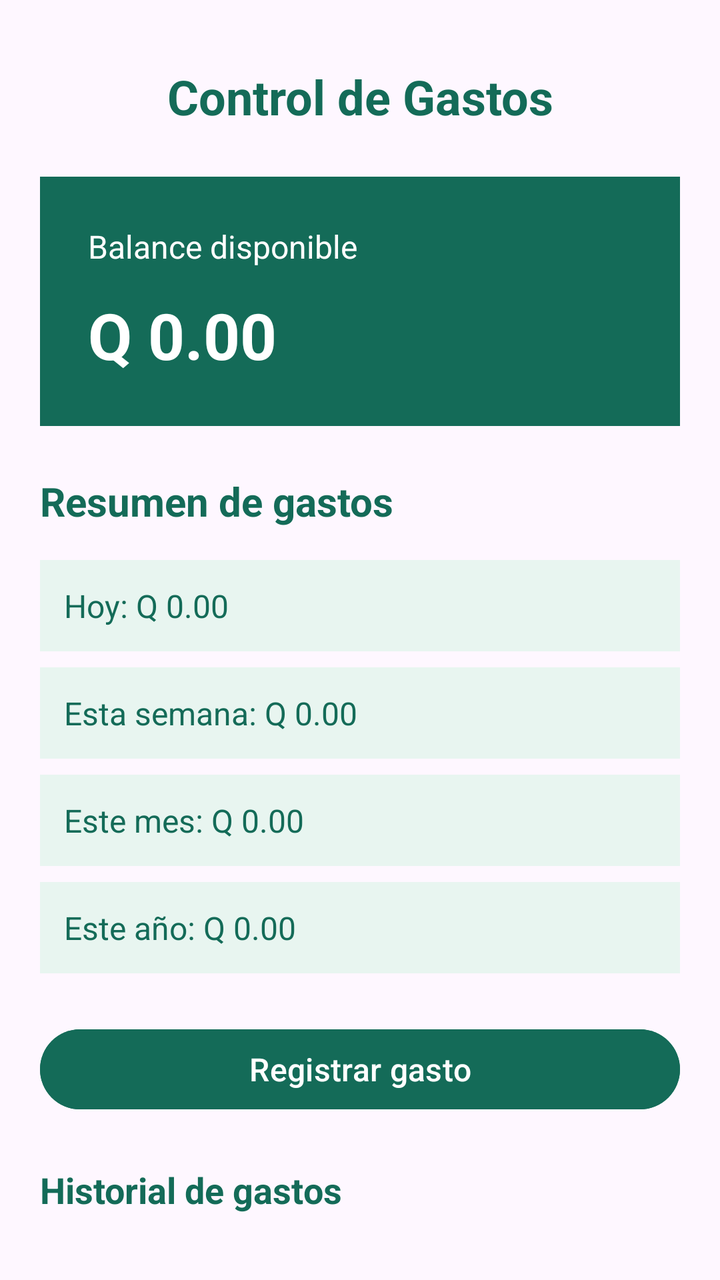
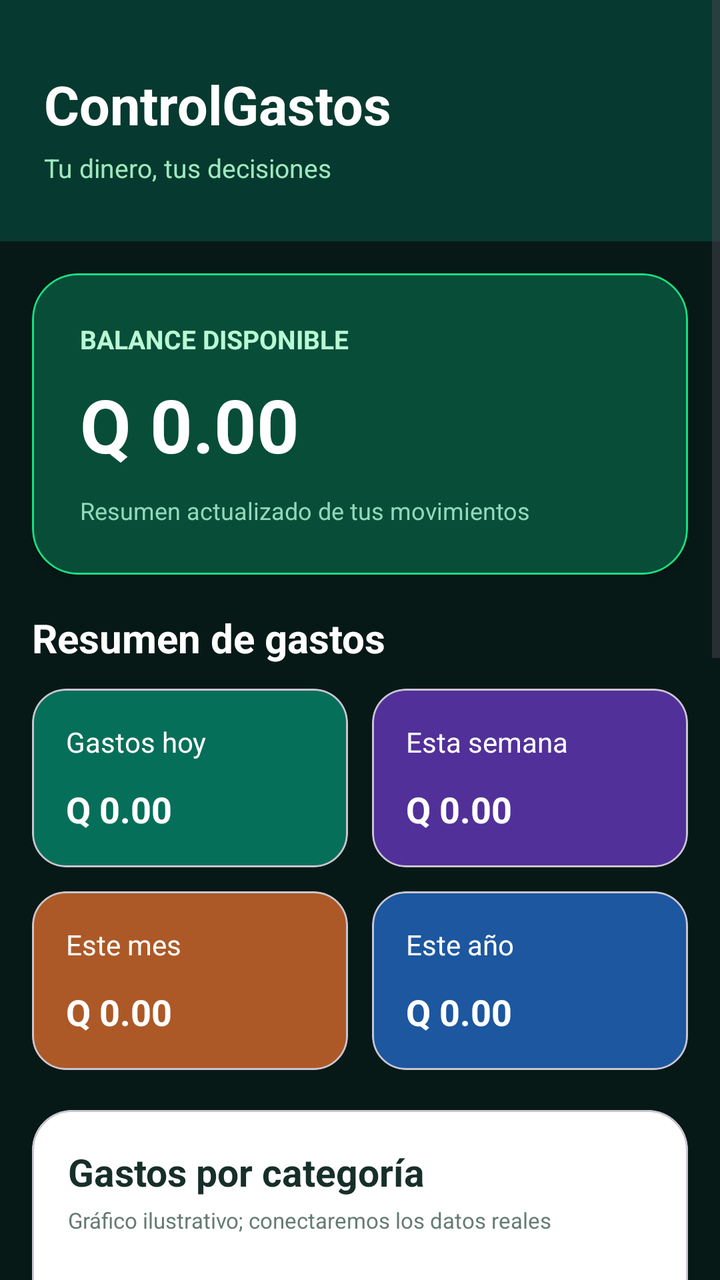

The first picture is an Android layout as it rendered before a commit; the second is the same layout after the commit. The layout source and the unified diff follow.
<!-- AndroidManifest.xml: application theme Theme.ControlGastos -->
<!-- res/layout/activity_main.xml -->
<?xml version="1.0" encoding="utf-8"?>
<androidx.constraintlayout.widget.ConstraintLayout xmlns:android="http://schemas.android.com/apk/res/android"
    xmlns:app="http://schemas.android.com/apk/res-auto"
    xmlns:tools="http://schemas.android.com/tools"
    android:id="@+id/main"
    android:layout_width="match_parent"
    android:layout_height="match_parent"
    tools:context=".MainActivity">


    <TextView
        android:id="@+id/tituloGastos"
        android:layout_width="wrap_content"
        android:layout_height="wrap_content"
        android:layout_marginTop="32dp"
        android:text="Control de Gastos"
        android:textColor="#146B58"
        android:textSize="24sp"
        android:textStyle="bold"
        app:layout_constraintEnd_toEndOf="parent"
        app:layout_constraintStart_toStartOf="parent"
        app:layout_constraintTop_toTopOf="parent" />



    <LinearLayout
        android:id="@+id/tarjetaBalance"
        android:layout_width="0dp"
        android:layout_height="wrap_content"
        android:layout_marginStart="20dp"
        android:layout_marginEnd="20dp"
        android:layout_marginTop="24dp"
        android:background="#146B58"
        android:orientation="vertical"
        android:padding="24dp"
        app:layout_constraintTop_toBottomOf="@id/tituloGastos"
        app:layout_constraintStart_toStartOf="parent"
        app:layout_constraintEnd_toEndOf="parent">

        <TextView
            android:layout_width="wrap_content"
            android:layout_height="wrap_content"
            android:text="Balance disponible"
            android:textColor="#FFFFFF"
            android:textSize="16sp" />

        <TextView
            android:id="@+id/txtBalance"
            android:layout_width="wrap_content"
            android:layout_height="wrap_content"
            android:layout_marginTop="12dp"
            android:text="Q 0.00"
            android:textColor="#FFFFFF"
            android:textSize="32sp"
            android:textStyle="bold" />

    </LinearLayout>

    <LinearLayout
        android:id="@+id/resumenGastos"
        android:layout_width="0dp"
        android:layout_height="wrap_content"
        android:layout_marginStart="20dp"
        android:layout_marginEnd="20dp"
        android:layout_marginTop="24dp"
        android:orientation="vertical"
        app:layout_constraintTop_toBottomOf="@id/tarjetaBalance"
        app:layout_constraintStart_toStartOf="parent"
        app:layout_constraintEnd_toEndOf="parent">

        <TextView
            android:layout_width="wrap_content"
            android:layout_height="wrap_content"
            android:text="Resumen de gastos"
            android:textColor="#146B58"
            android:textSize="20sp"
            android:textStyle="bold" />

        <TextView
            android:id="@+id/txtGastosHoy"
            android:layout_width="match_parent"
            android:layout_height="wrap_content"
            android:layout_marginTop="16dp"
            android:padding="12dp"
            android:background="#E8F5F0"
            android:text="Hoy: Q 0.00"
            android:textColor="#146B58"
            android:textSize="16sp" />

        <TextView
            android:id="@+id/txtGastosSemana"
            android:layout_width="match_parent"
            android:layout_height="wrap_content"
            android:layout_marginTop="8dp"
            android:padding="12dp"
            android:background="#E8F5F0"
            android:text="Esta semana: Q 0.00"
            android:textColor="#146B58"
            android:textSize="16sp" />

        <TextView
            android:id="@+id/txtGastosMes"
            android:layout_width="match_parent"
            android:layout_height="wrap_content"
            android:layout_marginTop="8dp"
            android:padding="12dp"
            android:background="#E8F5F0"
            android:text="Este mes: Q 0.00"
            android:textColor="#146B58"
            android:textSize="16sp" />

        <TextView
            android:id="@+id/txtGastosAnio"
            android:layout_width="match_parent"
            android:layout_height="wrap_content"
            android:layout_marginTop="8dp"
            android:padding="12dp"
            android:background="#E8F5F0"
            android:text="Este año: Q 0.00"
            android:textColor="#146B58"
            android:textSize="16sp" />

    </LinearLayout>


    <Button
        android:id="@+id/btnRegistrarGasto"
        android:layout_width="0dp"
        android:layout_height="wrap_content"
        android:layout_marginStart="20dp"
        android:layout_marginEnd="20dp"
        android:layout_marginTop="24dp"
        android:text="Registrar gasto"
        android:textAllCaps="false"
        android:textSize="16sp"
        android:backgroundTint="#146B58"
        app:layout_constraintTop_toBottomOf="@id/resumenGastos"
        app:layout_constraintStart_toStartOf="parent"
        app:layout_constraintEnd_toEndOf="parent" />
    <TextView
        android:id="@+id/tituloHistorial"
        android:layout_width="0dp"
        android:layout_height="wrap_content"
        android:layout_marginStart="20dp"
        android:layout_marginEnd="20dp"
        android:layout_marginTop="24dp"
        android:text="Historial de gastos"
        android:textSize="18sp"
        android:textStyle="bold"
        android:textColor="#146B58"
        app:layout_constraintTop_toBottomOf="@id/btnRegistrarGasto"
        app:layout_constraintStart_toStartOf="parent"
        app:layout_constraintEnd_toEndOf="parent" />

    <ListView
        android:id="@+id/listaGastos"
        android:layout_width="0dp"
        android:layout_height="0dp"
        android:layout_marginStart="20dp"
        android:layout_marginEnd="20dp"
        android:layout_marginTop="12dp"
        android:layout_marginBottom="16dp"
        app:layout_constraintTop_toBottomOf="@id/tituloHistorial"
        app:layout_constraintBottom_toBottomOf="parent"
        app:layout_constraintStart_toStartOf="parent"
        app:layout_constraintEnd_toEndOf="parent" />

</androidx.constraintlayout.widget.ConstraintLayout>
<!-- resources referenced by this layout -->
<resources>
  <style name="Theme.ControlGastos" parent="Base.Theme.ControlGastos" />
  <style name="Base.Theme.ControlGastos" parent="Theme.Material3.DayNight.NoActionBar">
          
          
      </style>
</resources>

<!-- the commit's change to res/layout/activity_main.xml (unified diff, before → after) -->
@@ -1,168 +1,276 @@
 <?xml version="1.0" encoding="utf-8"?>
-<androidx.constraintlayout.widget.ConstraintLayout xmlns:android="http://schemas.android.com/apk/res/android"
+<ScrollView xmlns:android="http://schemas.android.com/apk/res/android"
     xmlns:app="http://schemas.android.com/apk/res-auto"
-    xmlns:tools="http://schemas.android.com/tools"
     android:id="@+id/main"
     android:layout_width="match_parent"
     android:layout_height="match_parent"
-    tools:context=".MainActivity">
-
-
-    <TextView
-        android:id="@+id/tituloGastos"
-        android:layout_width="wrap_content"
+    android:background="#061916"
+    android:fillViewport="true">
+    <LinearLayout
+        android:layout_width="match_parent"
         android:layout_height="wrap_content"
-        android:layout_marginTop="32dp"
-        android:text="Control de Gastos"
-        android:textColor="#146B58"
-        android:textSize="24sp"
-        android:textStyle="bold"
-        app:layout_constraintEnd_toEndOf="parent"
-        app:layout_constraintStart_toStartOf="parent"
-        app:layout_constraintTop_toTopOf="parent" />
-
-
-
-    <LinearLayout
-        android:id="@+id/tarjetaBalance"
-        android:layout_width="0dp"
-        android:layout_height="wrap_content"
-        android:layout_marginStart="20dp"
-        android:layout_marginEnd="20dp"
-        android:layout_marginTop="24dp"
-        android:background="#146B58"
-        android:orientation="vertical"
-        android:padding="24dp"
-        app:layout_constraintTop_toBottomOf="@id/tituloGastos"
-        app:layout_constraintStart_toStartOf="parent"
-        app:layout_constraintEnd_toEndOf="parent">
-
-        <TextView
-            android:layout_width="wrap_content"
-            android:layout_height="wrap_content"
-            android:text="Balance disponible"
-            android:textColor="#FFFFFF"
-            android:textSize="16sp" />
-
-        <TextView
-            android:id="@+id/txtBalance"
-            android:layout_width="wrap_content"
-            android:layout_height="wrap_content"
-            android:layout_marginTop="12dp"
-            android:text="Q 0.00"
-            android:textColor="#FFFFFF"
-            android:textSize="32sp"
-            android:textStyle="bold" />
-
-    </LinearLayout>
-
-    <LinearLayout
-        android:id="@+id/resumenGastos"
-        android:layout_width="0dp"
-        android:layout_height="wrap_content"
-        android:layout_marginStart="20dp"
-        android:layout_marginEnd="20dp"
-        android:layout_marginTop="24dp"
-        android:orientation="vertical"
-        app:layout_constraintTop_toBottomOf="@id/tarjetaBalance"
-        app:layout_constraintStart_toStartOf="parent"
-        app:layout_constraintEnd_toEndOf="parent">
-
-        <TextView
-            android:layout_width="wrap_content"
-            android:layout_height="wrap_content"
-            android:text="Resumen de gastos"
-            android:textColor="#146B58"
-            android:textSize="20sp"
-            android:textStyle="bold" />
-
-        <TextView
-            android:id="@+id/txtGastosHoy"
+        android:orientation="vertical">
+
+        <LinearLayout
             android:layout_width="match_parent"
             android:layout_height="wrap_content"
-            android:layout_marginTop="16dp"
-            android:padding="12dp"
-            android:background="#E8F5F0"
-            android:text="Hoy: Q 0.00"
-            android:textColor="#146B58"
-            android:textSize="16sp" />
-
-        <TextView
-            android:id="@+id/txtGastosSemana"
+            android:orientation="vertical"
+            android:background="#06392F"
+            android:paddingStart="22dp"
+            android:paddingEnd="22dp"
+            android:paddingTop="34dp"
+            android:paddingBottom="28dp">
+            <TextView
+                android:id="@+id/tituloGastos"
+                android:layout_width="match_parent"
+                android:layout_height="wrap_content"
+                android:text="ControlGastos"
+                android:textColor="#FFFFFF"
+                android:textStyle="bold"
+                android:textSize="27sp" />
+            <TextView
+                android:layout_width="match_parent"
+                android:layout_height="wrap_content"
+                android:layout_marginTop="5dp"
+                android:text="Tu dinero, tus decisiones"
+                android:textColor="#9FE8BD"
+                android:textSize="13sp" />
+        </LinearLayout>
+
+        <LinearLayout
             android:layout_width="match_parent"
             android:layout_height="wrap_content"
-            android:layout_marginTop="8dp"
-            android:padding="12dp"
-            android:background="#E8F5F0"
-            android:text="Esta semana: Q 0.00"
-            android:textColor="#146B58"
-            android:textSize="16sp" />
-
-        <TextView
-            android:id="@+id/txtGastosMes"
-            android:layout_width="match_parent"
-            android:layout_height="wrap_content"
-            android:layout_marginTop="8dp"
-            android:padding="12dp"
-            android:background="#E8F5F0"
-            android:text="Este mes: Q 0.00"
-            android:textColor="#146B58"
-            android:textSize="16sp" />
-
-        <TextView
-            android:id="@+id/txtGastosAnio"
-            android:layout_width="match_parent"
-            android:layout_height="wrap_content"
-            android:layout_marginTop="8dp"
-            android:padding="12dp"
-            android:background="#E8F5F0"
-            android:text="Este año: Q 0.00"
-            android:textColor="#146B58"
-            android:textSize="16sp" />
-
+            android:orientation="vertical"
+            android:paddingStart="16dp"
+            android:paddingEnd="16dp"
+            android:paddingTop="16dp"
+            android:paddingBottom="32dp">
+
+            <com.google.android.material.card.MaterialCardView
+                android:id="@+id/tarjetaBalance"
+                android:layout_width="match_parent"
+                android:layout_height="wrap_content"
+                app:cardBackgroundColor="#084D38"
+                app:cardCornerRadius="23dp"
+                app:strokeColor="#1BDD83"
+                app:strokeWidth="1dp"
+                app:cardElevation="3dp">
+                <LinearLayout
+                    android:layout_width="match_parent"
+                    android:layout_height="wrap_content"
+                    android:orientation="vertical"
+                    android:padding="24dp">
+                    <TextView
+                        android:layout_width="match_parent"
+                        android:layout_height="wrap_content"
+                        android:text="BALANCE DISPONIBLE"
+                        android:textColor="#B9F8D4"
+                        android:textStyle="bold"
+                        android:textSize="13sp" />
+                    <TextView
+                        android:id="@+id/txtBalance"
+                        android:layout_width="match_parent"
+                        android:layout_height="wrap_content"
+                        android:layout_marginTop="9dp"
+                        android:text="Q 0.00"
+                        android:textColor="#FFFFFF"
+                        android:textStyle="bold"
+                        android:textSize="37sp" />
+                    <TextView
+                        android:layout_width="match_parent"
+                        android:layout_height="wrap_content"
+                        android:layout_marginTop="10dp"
+                        android:text="Resumen actualizado de tus movimientos"
+                        android:textColor="#92D8BB"
+                        android:textSize="12sp" />
+                </LinearLayout>
+            </com.google.android.material.card.MaterialCardView>
+
+            <LinearLayout
+                android:id="@+id/resumenGastos"
+                android:layout_width="match_parent"
+                android:layout_height="wrap_content"
+                android:layout_marginTop="18dp"
+                android:orientation="vertical">
+                <TextView
+                    android:layout_width="match_parent"
+                    android:layout_height="wrap_content"
+                    android:layout_marginBottom="12dp"
+                    android:text="Resumen de gastos"
+                    android:textColor="#FFFFFF"
+                    android:textStyle="bold"
+                    android:textSize="20sp" />
+                <LinearLayout android:layout_width="match_parent" android:layout_height="wrap_content" android:orientation="horizontal">
+                    <com.google.android.material.card.MaterialCardView
+                        android:layout_width="0dp"
+                        android:layout_height="wrap_content"
+                        android:layout_weight="1"
+                        android:layout_marginEnd="6dp"
+                        app:cardBackgroundColor="#066F59"
+                        app:cardCornerRadius="17dp"
+                        app:cardElevation="0dp">
+                        <LinearLayout android:layout_width="match_parent" android:layout_height="wrap_content" android:orientation="vertical" android:padding="17dp">
+                            <TextView android:layout_width="match_parent" android:layout_height="wrap_content" android:text="Gastos hoy" android:textSize="14sp" android:textColor="#FFFFFF" />
+                            <TextView android:id="@+id/txtGastosHoy" android:layout_width="match_parent" android:layout_height="wrap_content" android:layout_marginTop="12dp" android:text="Q 0.00" android:textColor="#FFFFFF" android:textStyle="bold" android:textSize="18sp" android:maxLines="2" />
+                        </LinearLayout>
+                    </com.google.android.material.card.MaterialCardView>
+                    <com.google.android.material.card.MaterialCardView
+                        android:layout_width="0dp"
+                        android:layout_height="wrap_content"
+                        android:layout_weight="1"
+                        android:layout_marginStart="6dp"
+                        app:cardBackgroundColor="#513099"
+                        app:cardCornerRadius="17dp"
+                        app:cardElevation="0dp">
+                        <LinearLayout android:layout_width="match_parent" android:layout_height="wrap_content" android:orientation="vertical" android:padding="17dp">
+                            <TextView android:layout_width="match_parent" android:layout_height="wrap_content" android:text="Esta semana" android:textSize="14sp" android:textColor="#FFFFFF" />
+                            <TextView android:id="@+id/txtGastosSemana" android:layout_width="match_parent" android:layout_height="wrap_content" android:layout_marginTop="12dp" android:text="Q 0.00" android:textColor="#FFFFFF" android:textStyle="bold" android:textSize="18sp" android:maxLines="2" />
+                        </LinearLayout>
+                    </com.google.android.material.card.MaterialCardView>
+                </LinearLayout>
+                <LinearLayout android:layout_width="match_parent" android:layout_height="wrap_content" android:layout_marginTop="12dp" android:orientation="horizontal">
+                    <com.google.android.material.card.MaterialCardView
+                        android:layout_width="0dp"
+                        android:layout_height="wrap_content"
+                        android:layout_weight="1"
+                        android:layout_marginEnd="6dp"
+                        app:cardBackgroundColor="#AC5927"
+                        app:cardCornerRadius="17dp"
+                        app:cardElevation="0dp">
+                        <LinearLayout android:layout_width="match_parent" android:layout_height="wrap_content" android:orientation="vertical" android:padding="17dp">
+                            <TextView android:layout_width="match_parent" android:layout_height="wrap_content" android:text="Este mes" android:textSize="14sp" android:textColor="#FFFFFF" />
+                            <TextView android:id="@+id/txtGastosMes" android:layout_width="match_parent" android:layout_height="wrap_content" android:layout_marginTop="12dp" android:text="Q 0.00" android:textColor="#FFFFFF" android:textStyle="bold" android:textSize="18sp" android:maxLines="2" />
+                        </LinearLayout>
+                    </com.google.android.material.card.MaterialCardView>
+                    <com.google.android.material.card.MaterialCardView
+                        android:layout_width="0dp"
+                        android:layout_height="wrap_content"
+                        android:layout_weight="1"
+                        android:layout_marginStart="6dp"
+                        app:cardBackgroundColor="#1C579F"
+                        app:cardCornerRadius="17dp"
+                        app:cardElevation="0dp">
+                        <LinearLayout android:layout_width="match_parent" android:layout_height="wrap_content" android:orientation="vertical" android:padding="17dp">
+                            <TextView android:layout_width="match_parent" android:layout_height="wrap_content" android:text="Este año" android:textSize="14sp" android:textColor="#FFFFFF" />
+                            <TextView android:id="@+id/txtGastosAnio" android:layout_width="match_parent" android:layout_height="wrap_content" android:layout_marginTop="12dp" android:text="Q 0.00" android:textColor="#FFFFFF" android:textStyle="bold" android:textSize="18sp" android:maxLines="2" />
+                        </LinearLayout>
+                    </com.google.android.material.card.MaterialCardView>
+                </LinearLayout>
+            </LinearLayout>
+
+            <com.google.android.material.card.MaterialCardView
+                android:layout_width="match_parent"
+                android:layout_height="wrap_content"
+                android:layout_marginTop="20dp"
+                app:cardBackgroundColor="#FFFFFF"
+                app:cardCornerRadius="20dp"
+                app:cardElevation="2dp">
+                <LinearLayout
+                    android:layout_width="match_parent"
+                    android:layout_height="wrap_content"
+                    android:orientation="vertical"
+                    android:padding="18dp">
+                    <TextView
+                        android:layout_width="match_parent"
+                        android:layout_height="wrap_content"
+                        android:text="Gastos por categoría"
+                        android:textColor="#172E29"
+                        android:textSize="19sp"
+                        android:textStyle="bold" />
+                    <TextView
+                        android:layout_width="match_parent"
+                        android:layout_height="wrap_content"
+                        android:layout_marginTop="4dp"
+                        android:text="Gráfico ilustrativo; conectaremos los datos reales"
+                        android:textSize="11sp"
+                        android:textColor="#657B75" />
+                    <LinearLayout
+                        android:layout_width="match_parent"
+                        android:layout_height="wrap_content"
+                        android:layout_marginTop="14dp"
+                        android:orientation="horizontal"
+                        android:gravity="center_vertical">
+                        <FrameLayout
+                            android:layout_width="150dp"
+                            android:layout_height="150dp">
+                            <ImageView
+                                android:layout_width="match_parent"
+                                android:layout_height="match_parent"
+                                android:src="@drawable/grafico_categorias_demo"
+                                android:contentDescription="Gráfico ilustrativo de categorías" />
+                            <TextView
+                                android:layout_width="match_parent"
+                                android:layout_height="match_parent"
+                                android:gravity="center"
+                                android:text="Gastos"
+                                android:textStyle="bold"
+                                android:textSize="14sp"
+                                android:textColor="#172E29" />
+                        </FrameLayout>
+                        <LinearLayout
+                            android:layout_width="0dp"
+                            android:layout_height="wrap_content"
+                            android:layout_weight="1"
+                            android:layout_marginStart="10dp"
+                            android:orientation="vertical">
+                            <TextView android:layout_width="match_parent" android:layout_height="wrap_content" android:text="● Alimentación" android:textColor="#1F9D49" android:textSize="13sp" />
+                            <TextView android:layout_width="match_parent" android:layout_height="wrap_content" android:layout_marginTop="9dp" android:text="● Transporte" android:textColor="#7140CB" android:textSize="13sp" />
+                            <TextView android:layout_width="match_parent" android:layout_height="wrap_content" android:layout_marginTop="9dp" android:text="● Servicios" android:textColor="#168FCB" android:textSize="13sp" />
+                            <TextView android:layout_width="match_parent" android:layout_height="wrap_content" android:layout_marginTop="9dp" android:text="● Otros" android:textColor="#E68B2F" android:textSize="13sp" />
+                        </LinearLayout>
+                    </LinearLayout>
+                </LinearLayout>
+            </com.google.android.material.card.MaterialCardView>
+
+            <Button
+                android:id="@+id/btnRegistrarGasto"
+                android:layout_width="match_parent"
+                android:layout_height="58dp"
+                android:layout_marginTop="18dp"
+                android:backgroundTint="#08A66D"
+                android:text="+  Registrar gasto"
+                android:textAllCaps="false"
+                android:textColor="#FFFFFF"
+                android:textSize="17sp"
+                android:textStyle="bold" />
+
+            <com.google.android.material.card.MaterialCardView
+                android:layout_width="match_parent"
+                android:layout_height="wrap_content"
+                android:layout_marginTop="18dp"
+                app:cardBackgroundColor="#FFFFFF"
+                app:cardCornerRadius="20dp"
+                app:cardElevation="2dp">
+                <LinearLayout
+                    android:layout_width="match_parent"
+                    android:layout_height="wrap_content"
+                    android:orientation="vertical"
+                    android:padding="18dp">
+                    <TextView
+                        android:id="@+id/tituloHistorial"
+                        android:layout_width="match_parent"
+                        android:layout_height="wrap_content"
+                        android:text="Últimos movimientos"
+                        android:textColor="#172E29"
+                        android:textSize="19sp"
+                        android:textStyle="bold" />
+                    <TextView
+                        android:layout_width="match_parent"
+                        android:layout_height="wrap_content"
+                        android:layout_marginTop="5dp"
+                        android:text="Tu historial de gastos"
+                        android:textColor="#7E9188"
+                        android:textSize="12sp" />
+                    <ListView
+                        android:id="@+id/listaGastos"
+                        android:layout_width="match_parent"
+                        android:layout_height="225dp"
+                        android:layout_marginTop="12dp"
+                        android:divider="#E7EEE9"
+                        android:dividerHeight="1dp"
+                        android:nestedScrollingEnabled="true" />
+                </LinearLayout>
+            </com.google.android.material.card.MaterialCardView>
+        </LinearLayout>
     </LinearLayout>
-
-
-    <Button
-        android:id="@+id/btnRegistrarGasto"
-        android:layout_width="0dp"
-        android:layout_height="wrap_content"
-        android:layout_marginStart="20dp"
-        android:layout_marginEnd="20dp"
-        android:layout_marginTop="24dp"
-        android:text="Registrar gasto"
-        android:textAllCaps="false"
-        android:textSize="16sp"
-        android:backgroundTint="#146B58"
-        app:layout_constraintTop_toBottomOf="@id/resumenGastos"
-        app:layout_constraintStart_toStartOf="parent"
-        app:layout_constraintEnd_toEndOf="parent" />
-    <TextView
-        android:id="@+id/tituloHistorial"
-        android:layout_width="0dp"
-        android:layout_height="wrap_content"
-        android:layout_marginStart="20dp"
-        android:layout_marginEnd="20dp"
-        android:layout_marginTop="24dp"
-        android:text="Historial de gastos"
-        android:textSize="18sp"
-        android:textStyle="bold"
-        android:textColor="#146B58"
-        app:layout_constraintTop_toBottomOf="@id/btnRegistrarGasto"
-        app:layout_constraintStart_toStartOf="parent"
-        app:layout_constraintEnd_toEndOf="parent" />
-
-    <ListView
-        android:id="@+id/listaGastos"
-        android:layout_width="0dp"
-        android:layout_height="0dp"
-        android:layout_marginStart="20dp"
-        android:layout_marginEnd="20dp"
-        android:layout_marginTop="12dp"
-        android:layout_marginBottom="16dp"
-        app:layout_constraintTop_toBottomOf="@id/tituloHistorial"
-        app:layout_constraintBottom_toBottomOf="parent"
-        app:layout_constraintStart_toStartOf="parent"
-        app:layout_constraintEnd_toEndOf="parent" />
-
-</androidx.constraintlayout.widget.ConstraintLayout>
+</ScrollView>
<!-- resource entries referenced after the edit -->
@@ -1,5 +1,16 @@
 <!-- resources referenced by this layout -->
 <resources>
+  <!-- drawable grafico_categorias_demo (drawable) -->
+  <?xml version="1.0" encoding="utf-8"?>
+  <vector xmlns:android="http://schemas.android.com/apk/res/android"
+      android:width="180dp" android:height="180dp"
+      android:viewportWidth="180" android:viewportHeight="180">
+      <path android:fillColor="@android:color/transparent" android:strokeColor="#26C75B" android:strokeWidth="22" android:pathData="M 90.00,28.00 A 62,62 0 0,1 128.17,138.86"/>
+      <path android:fillColor="@android:color/transparent" android:strokeColor="#7B43DD" android:strokeWidth="22" android:pathData="M 126.44,140.16 A 62,62 0 0,1 55.33,141.40"/>
+      <path android:fillColor="@android:color/transparent" android:strokeColor="#1BA9F1" android:strokeWidth="22" android:pathData="M 53.56,140.16 A 62,62 0 0,1 28.04,92.16"/>
+      <path android:fillColor="@android:color/transparent" android:strokeColor="#FEA53E" android:strokeWidth="22" android:pathData="M 28.00,90.00 A 62,62 0 0,1 38.60,55.33"/>
+      <path android:fillColor="@android:color/transparent" android:strokeColor="#91A2B6" android:strokeWidth="22" android:pathData="M 39.84,53.56 A 62,62 0 0,1 87.84,28.04"/>
+  </vector>
   <style name="Theme.ControlGastos" parent="Base.Theme.ControlGastos" />
   <style name="Base.Theme.ControlGastos" parent="Theme.Material3.DayNight.NoActionBar">
           
